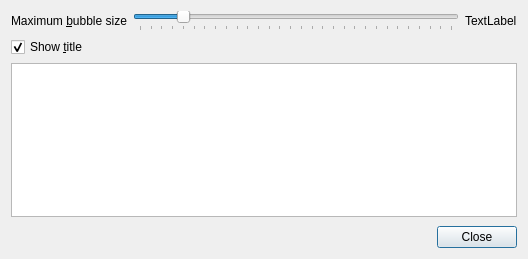
First picture: the form in ui_components/bubblechartproperties.ui, repository aakrosh/marva, before the edit.
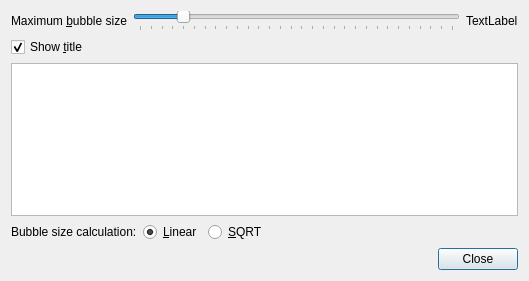
Second picture: the form after the edit.

```diff
--- a/ui_components/bubblechartproperties.ui
+++ b/ui_components/bubblechartproperties.ui
@@ -6,8 +6,8 @@
    <rect>
     <x>0</x>
     <y>0</y>
-    <width>528</width>
-    <height>259</height>
+    <width>529</width>
+    <height>281</height>
    </rect>
   </property>
   <property name="windowTitle">
@@ -73,6 +73,47 @@
    <item>
     <widget class="QListView" name="lvDataSources"/>
    </item>
+   <item>
+    <layout class="QHBoxLayout" name="horizontalLayout_2">
+     <item>
+      <widget class="QLabel" name="label_2">
+       <property name="text">
+        <string>Bubble size calculation:</string>
+       </property>
+      </widget>
+     </item>
+     <item>
+      <widget class="QRadioButton" name="rbLinear">
+       <property name="text">
+        <string>&amp;Linear</string>
+       </property>
+       <property name="checked">
+        <bool>true</bool>
+       </property>
+      </widget>
+     </item>
+     <item>
+      <widget class="QRadioButton" name="rbSqrt">
+       <property name="text">
+        <string>&amp;SQRT</string>
+       </property>
+      </widget>
+     </item>
+     <item>
+      <spacer name="horizontalSpacer">
+       <property name="orientation">
+        <enum>Qt::Horizontal</enum>
+       </property>
+       <property name="sizeHint" stdset="0">
+        <size>
+         <width>40</width>
+         <height>20</height>
+        </size>
+       </property>
+      </spacer>
+     </item>
+    </layout>
+   </item>
    <item>
     <spacer name="verticalSpacer">
      <property name="orientation">
@@ -81,7 +122,7 @@
      <property name="sizeHint" stdset="0">
       <size>
        <width>20</width>
-       <height>40</height>
+       <height>0</height>
       </size>
      </property>
     </spacer>
```
Left out of the diff: 2 changed lines with no effect on the pictures.
